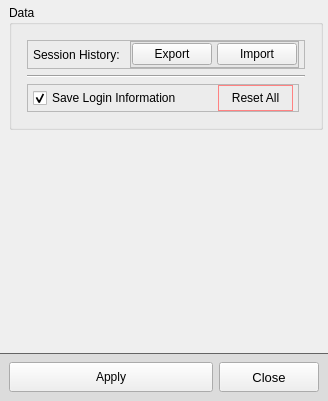
First picture: the form in src/resources/ui_files/settingswindow.ui, repository DilanBoskan/Golf-Simulator-Manager, before the edit.
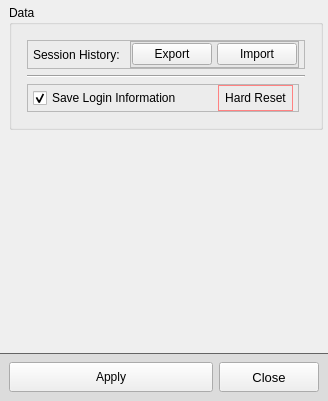
Second picture: the form after the edit.

Commit message: Enable High-DPI Pixmaps

What changed in the file:
```diff
--- a/src/resources/ui_files/settingswindow.ui
+++ b/src/resources/ui_files/settingswindow.ui
@@ -367,7 +367,7 @@
 }</string>
                </property>
                <property name="text">
-                <string>Reset All</string>
+                <string>Hard Reset</string>
                </property>
               </widget>
              </item>
```
Left out of the diff: 3 changed lines with no effect on the pictures. The commit also changes 2 other files.
